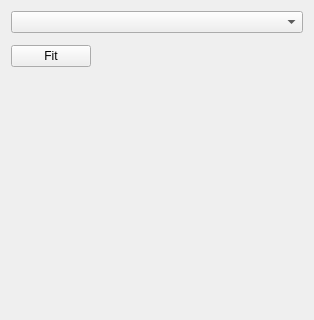
First picture: the form in ui/FitUi.ui, repository MonroeQuantumNetworks/IonControl, before the edit; both pictures show x 0 to 314 and y 0 to 320 of the 314 by 555 pixel window.
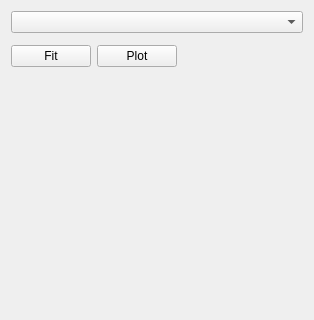
Second picture: the form after the edit.

Diff of the .ui file:
```diff
--- a/ui/FitUi.ui
+++ b/ui/FitUi.ui
@@ -36,6 +36,13 @@
        </property>
       </widget>
      </item>
+     <item>
+      <widget class="QPushButton" name="plotButton">
+       <property name="text">
+        <string>Plot</string>
+       </property>
+      </widget>
+     </item>
      <item>
       <spacer name="horizontalSpacer">
        <property name="orientation">
```
